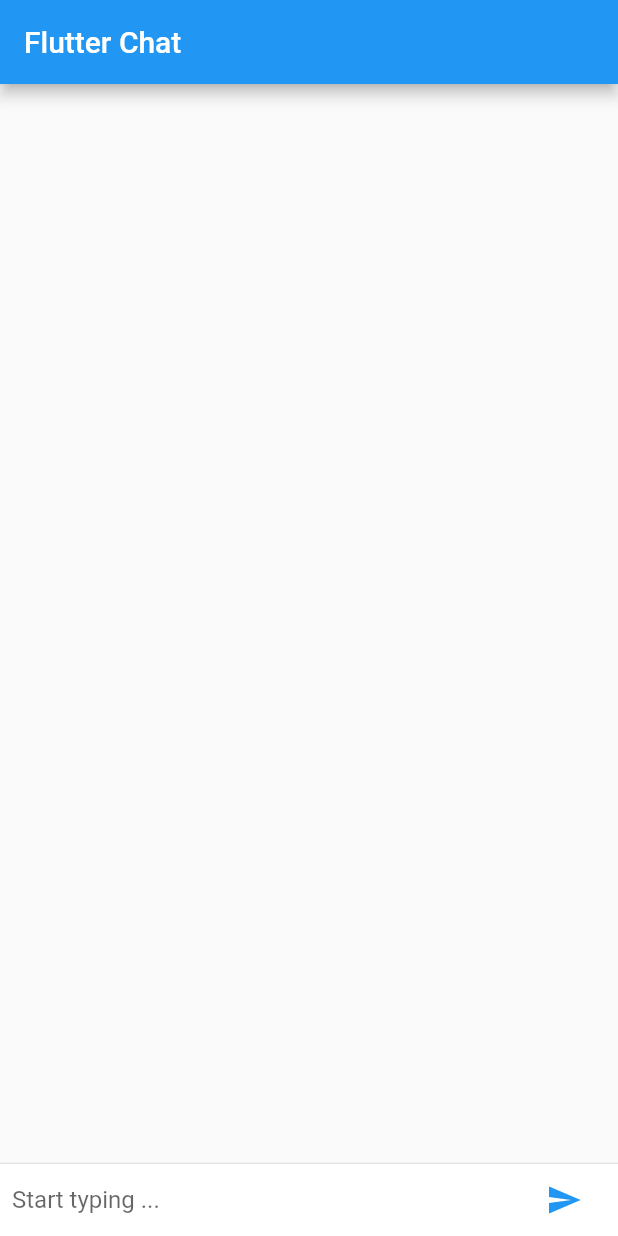
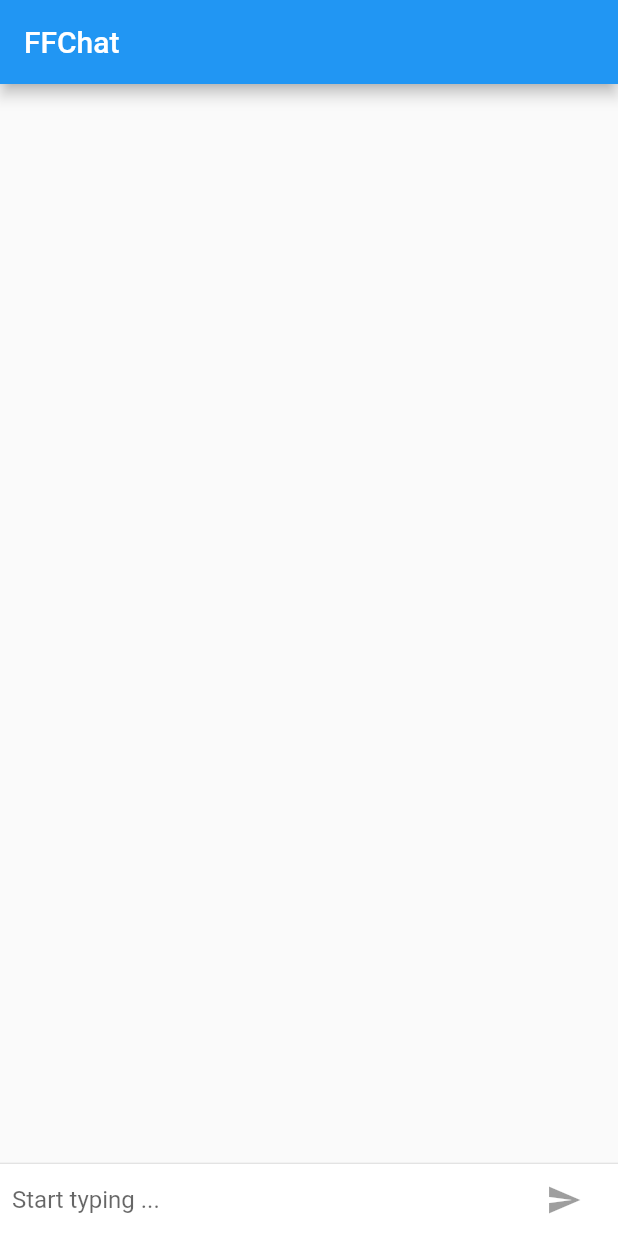
Before and after one commit to methce/ffchat, a Flutter app: the screen it shows after launch, on a phone screen of 412 x 824 dp. Run offline on Flutter 3.47's test engine with Material 2 defaults, Android fonts, the phone set to English and light mode, and no system bars.

Commit message:
Animation
Adicao de animacoes nas telas de chat, definicao de padrao de cores diferentes para IOS e Android

```diff
--- a/lib/chatscreen.dart
+++ b/lib/chatscreen.dart
@@ -1,76 +1,126 @@
+import 'package:ff_chat/chatmessage.dart';
 import 'package:flutter/material.dart';
-import 'package:ff_chat/chatmessage.dart';
 
 class ChatScreen extends StatefulWidget {
   @override
   State createState() => new ChatScreenState();
 }
 
-class ChatScreenState extends State<ChatScreen> {
+class ChatScreenState extends State<ChatScreen> with TickerProviderStateMixin {
   final TextEditingController _chatController = new TextEditingController();
   final List<ChatMessage> _messages = <ChatMessage>[];
+  bool _isComposing = false;
 
   void _handleSubmit(String text) {
     _chatController.clear();
+    setState(() {
+      //new
+      _isComposing = false; //new
+    });
     ChatMessage message = new ChatMessage(
-        text: text
+      text: text,
+      animationController: new AnimationController(
+        duration: new Duration(milliseconds: 300),
+        vsync: this,
+      ),
     );
-
     setState(() {
       _messages.insert(0, message);
     });
+    message.animationController.forward();
   }
 
-  Widget _chatEnvironment (){
-    return IconTheme(
-      data: new IconThemeData(color: Colors.blue),
+  @override
+  void dispose() {
+    //new
+    for (ChatMessage message in _messages) //new
+      message.animationController.dispose(); //new
+    super.dispose(); //new
+  }
+
+  Widget _chatEnvironment() {
+    return new IconTheme(
+      data: new IconThemeData(color: Theme.of(context).accentColor),
       child: new Container(
-        margin: const EdgeInsets.symmetric(horizontal:8.0),
+        margin: const EdgeInsets.symmetric(horizontal: 8.0),
         child: new Row(
           children: <Widget>[
             new Flexible(
               child: new TextField(
-                decoration: new InputDecoration.collapsed(hintText: "Start typing ..."),
                 controller: _chatController,
+                onChanged: (String text) {
+                  setState(() {
+                    _isComposing = text.length > 0;
+                  });
+                },
                 onSubmitted: _handleSubmit,
+                decoration:
+                    new InputDecoration.collapsed(hintText: "Start typing ..."),
               ),
             ),
             new Container(
               margin: const EdgeInsets.symmetric(horizontal: 4.0),
               child: new IconButton(
                 icon: new Icon(Icons.send),
-
-                onPressed: ()=> _handleSubmit(_chatController.text),
-
+                onPressed: _isComposing
+                    ? () => _handleSubmit(_chatController.text) //modified
+                    : null,
               ),
             )
           ],
         ),
-
       ),
     );
   }
 
   @override
   Widget build(BuildContext context) {
-    return new Column(
-      children: <Widget>[
-        new Flexible(
-          child: ListView.builder(
-            padding: new EdgeInsets.all(8.0),
-            reverse: true,
-            itemBuilder: (_, int index) => _messages[index],
-            itemCount: _messages.length,
-          ),
-        ),
-        new Divider(
-          height: 1.0,
-        ),
-        new Container(decoration: new BoxDecoration(
-          color: Theme.of(context).cardColor,
-        ),
-          child: _chatEnvironment(),)
-      ],
+    return new Scaffold(
+      appBar: new AppBar(title: new Text("FFChat")),
+      body: new Column(
+        //modified
+        children: <Widget>[
+          //new
+          new Flexible(
+            //new
+            child: new ListView.builder(
+              //new
+              padding: new EdgeInsets.all(8.0), //new
+              reverse: true, //new
+              itemBuilder: (_, int index) => _messages[index], //new
+              itemCount: _messages.length, //new
+            ), //new
+          ), //new
+          new Divider(height: 1.0), //new
+          new Container(
+            //new
+            decoration:
+                new BoxDecoration(color: Theme.of(context).cardColor), //new
+            child: _chatEnvironment(), //modified
+          ), //new
+        ], //new
+      ), //new
     );
+//    return new Column(
+//      children: <Widget>[
+//        new Flexible(
+//          child: ListView.builder(
+//            padding: new EdgeInsets.all(8.0),
+//            reverse: true,
+//            itemBuilder: (_, int index) => _messages[index],
+//            itemCount: _messages.length,
+//          ),
+//        ),
+//        new Divider(
+//          height: 1.0,
+//        ),
+//        new Container(
+//          decoration: new BoxDecoration(
+//            color: Theme.of(context).cardColor,
+//          ),
+//          child: _chatEnvironment(),
+//        )
+//      ],
+//    );
   }
 }
--- a/lib/homepage.dart
+++ b/lib/homepage.dart
@@ -1,16 +1,23 @@
+import 'package:ff_chat/chatscreen.dart';
 import 'package:flutter/material.dart';
-import 'package:ff_chat/chatscreen.dart';
-
 
 class HomePage extends StatelessWidget {
   // This widget is the root of your application.
   @override
   Widget build(BuildContext context) {
-    return new Scaffold(
-        appBar: new AppBar(
-          title: new Text("Flutter Chat"),
-        ),
-        body: new ChatScreen()
+    return new MaterialApp(
+      title: "FFChat",
+      home: new ChatScreen(),
     );
   }
 }
+//  @override
+//  Widget build(BuildContext context) {
+//    return new Scaffold(
+//        appBar: new AppBar(
+//          title: new Text("Flutter Chat"),
+//        ),
+//        body: new ChatScreen()
+//    );
+//  }
+//}
--- a/lib/main.dart
+++ b/lib/main.dart
@@ -1,5 +1,16 @@
+import 'package:ff_chat/chatscreen.dart';
 import 'package:flutter/material.dart';
-import 'package:ff_chat/homepage.dart';
+
+final ThemeData kIOSTheme = new ThemeData(
+  primarySwatch: Colors.orange,
+  primaryColor: Colors.grey[100],
+  primaryColorBrightness: Brightness.light,
+);
+
+final ThemeData kDefaultTheme = new ThemeData(
+  primarySwatch: Colors.purple,
+  accentColor: Colors.orangeAccent[400],
+);
 
 void main() => runApp(new MyApp());
 
@@ -7,10 +18,6 @@ class MyApp extends StatelessWidget {
   // This widget is the root of your application.
   @override
   Widget build(BuildContext context) {
-    return new MaterialApp(
-        title: 'Flutter Chat',
-        home: new HomePage()
-
-    );
+    return new MaterialApp(title: 'FFchat', home: new ChatScreen());
   }
 }
```
Also changed, not shown: lib/chatmessage.dart (+20 -12 lines).
